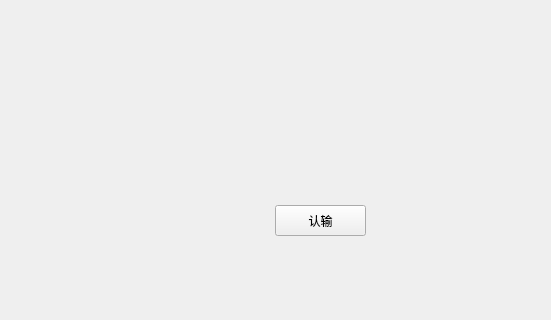
lowl6/Surakarta, file surakarta_/widget.ui: the form before one commit; both pictures show x 585 to 1136 and y 375 to 695 of the 1136 by 835 pixel window.
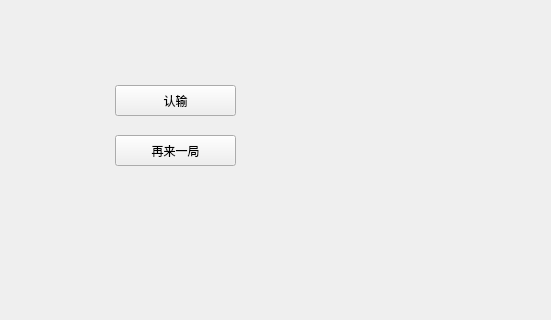
The form after the commit.

Commit message: 修改了再来一局，认输

```diff
--- a/surakarta_/widget.ui
+++ b/surakarta_/widget.ui
@@ -16,9 +16,9 @@
   <widget class="QPushButton" name="admit_defeat">
    <property name="geometry">
     <rect>
-     <x>860</x>
-     <y>580</y>
-     <width>91</width>
+     <x>700</x>
+     <y>460</y>
+     <width>121</width>
      <height>31</height>
     </rect>
    </property>
@@ -26,6 +26,19 @@
     <string>认输</string>
    </property>
   </widget>
+  <widget class="QPushButton" name="restart">
+   <property name="geometry">
+    <rect>
+     <x>700</x>
+     <y>510</y>
+     <width>121</width>
+     <height>31</height>
+    </rect>
+   </property>
+   <property name="text">
+    <string>再来一局</string>
+   </property>
+  </widget>
  </widget>
  <resources/>
  <connections/>
```
The commit also changes 28 other files.
